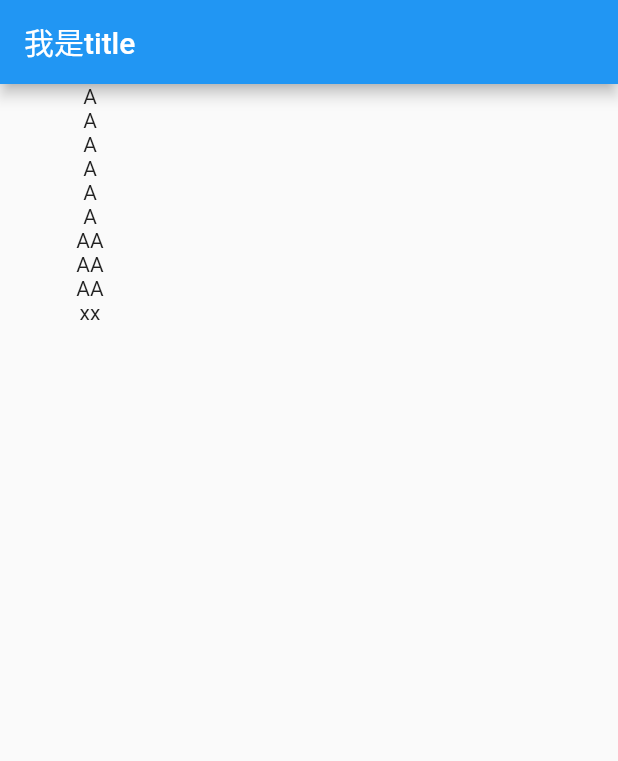
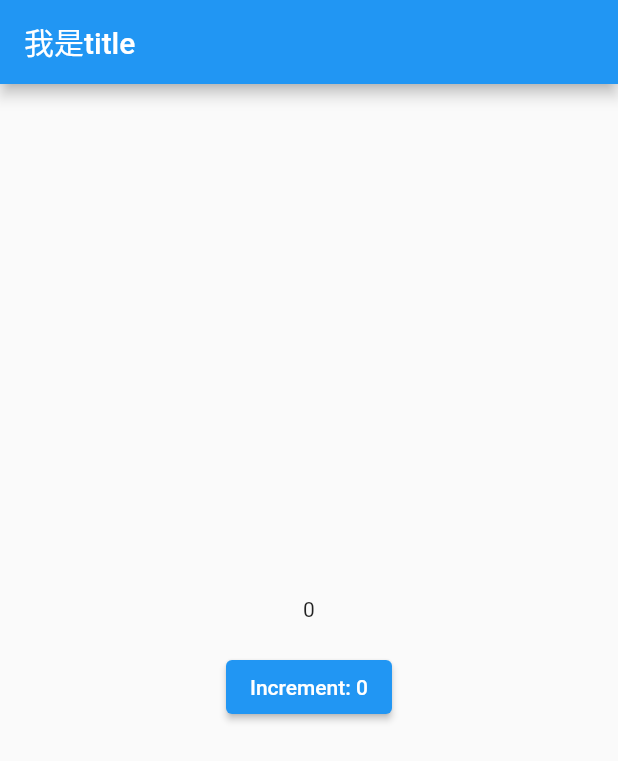
Before and after one commit to yanlele/flutter_study_case, a Flutter app: the screen it shows after launch, on a phone screen of 412 x 824 dp. Shown: the top 761 px of the screen. Run offline on Flutter 3.47's test engine with Material 2 defaults, Android fonts, the light colour scheme and no system bars.

Commit message:
feat: share_data_demo

```diff
--- /dev/null
+++ b/lib/handle_application_widget_by_07/demo01_inherited/index.dart
@@ -0,0 +1,37 @@
+import 'package:flutter/material.dart';
+
+import 'share_data.dart';
+import 'test_widget.dart';
+
+class InheritedWidgetTestRoute extends StatefulWidget {
+  const InheritedWidgetTestRoute({Key? key}) : super(key: key);
+
+  @override
+  State<InheritedWidgetTestRoute> createState() => _InheritedWidgetTestRouteState();
+}
+
+class _InheritedWidgetTestRouteState extends State<InheritedWidgetTestRoute> {
+  int count = 0;
+
+  @override
+  Widget build(BuildContext context) {
+    return Center(
+      child: YLShareDataWidget(
+        data: count,
+        child: Column(
+          mainAxisAlignment: MainAxisAlignment.center,
+          children: [
+            const Padding(
+              padding: EdgeInsets.only(bottom: 20),
+              child: TestWidget(),
+            ),
+            ElevatedButton(
+              child: Text("Increment: $count"),
+              onPressed: () => setState(() => count = count + 1),
+            )
+          ],
+        ),
+      ),
+    );
+  }
+}
--- /dev/null
+++ b/lib/handle_application_widget_by_07/demo01_inherited/test_widget.dart
@@ -0,0 +1,22 @@
+import 'package:flutter/material.dart';
+import 'share_data.dart';
+
+class TestWidget extends StatefulWidget {
+  const TestWidget({Key? key}) : super(key: key);
+
+  @override
+  State<TestWidget> createState() => _TestWidgetState();
+}
+
+class _TestWidgetState extends State<TestWidget> {
+  @override
+  Widget build(BuildContext context) {
+    return Text(YLShareDataWidget.of(context).data.toString());
+  }
+
+  @override
+  void didChangeDependencies() {
+    super.didChangeDependencies();
+    print("didChangeDependencies change");
+  }
+}
--- a/lib/main.dart
+++ b/lib/main.dart
@@ -1,5 +1,6 @@
 import 'package:flutter/material.dart';
-import '06_layout_and_constraints/09_responsive_column.dart' show YLLayoutBuilderRoute;
+// import '06_layout_and_constraints/09_responsive_column.dart' show YLLayoutBuilderRoute;
+import 'handle_application_widget_by_07/demo01_inherited/index.dart';
 
 main() => runApp(const MyApp());
 
@@ -15,7 +16,7 @@ class MyApp extends StatelessWidget {
       // Scaffold 脚手架， 可以快速搭建页面
       home: Scaffold(
         appBar: AppBar(title: const Text("我是title")),
-        body: const YLLayoutBuilderRoute(),
+        body: const InheritedWidgetTestRoute(),
       ),
     );
   }
```
